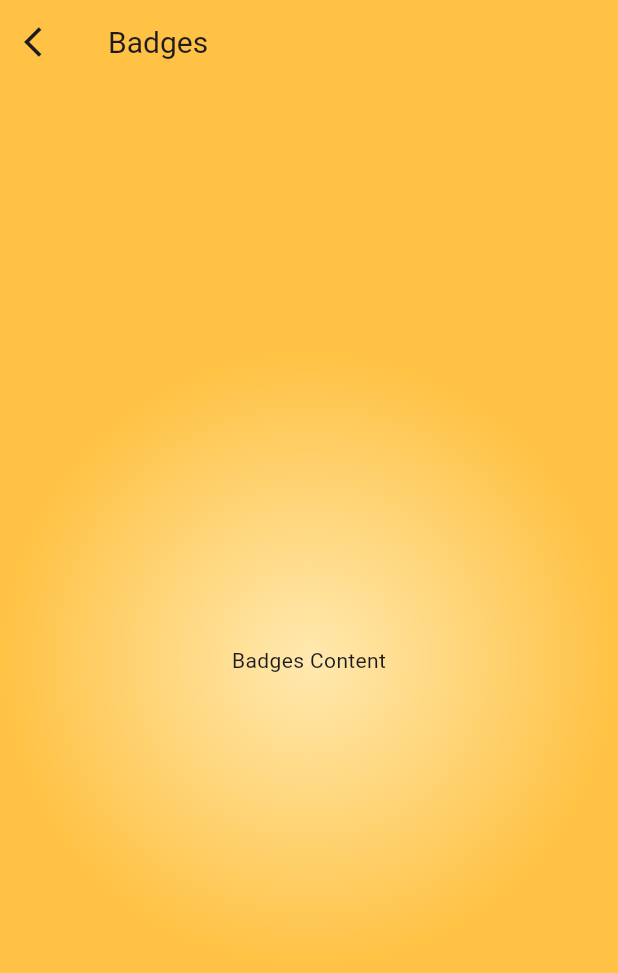
After one commit to IvanBallesteros/g12_glovo, a Flutter app: the BadgesScreen screen opened directly, on a phone screen of 412 x 824 dp. The commit adds this screen. Shown: the top 973 px of the screen. Run offline on Flutter 3.47's test engine with Material 3 defaults, Android fonts, the phone set to English and light mode, and no system bars; Roboto replaces fonts that are missing (Montserrat).

```diff
--- /dev/null
+++ b/g12_glovo/lib/screens/badges.dart
@@ -0,0 +1,41 @@
+import 'package:flutter/material.dart';
+
+class BadgesScreen extends StatelessWidget {
+  const BadgesScreen({super.key});
+
+  @override
+  Widget build(BuildContext context) {
+    return Scaffold(
+      appBar: AppBar(
+        leading: IconButton(
+          icon: const Icon(Icons.arrow_back_ios),
+          onPressed: () => Navigator.of(context).pop(),
+        ),
+        title: const Text(
+          'Badges',
+          style: TextStyle(
+            fontFamily: 'Montserrat',
+            fontSize: 20,
+          ),
+        ),
+        backgroundColor: const Color.fromRGBO(255, 194, 68, 1),
+      ),
+      body: Container(
+        decoration: const BoxDecoration(
+          gradient: RadialGradient(
+            center: Alignment.center,
+            radius: 0.5,
+            colors: [
+              Color.fromRGBO(255, 233, 176, 1),
+              Color.fromRGBO(255, 194, 68, 1),
+            ],
+            stops: [0.0, 1.0],
+          ),
+        ),
+        child: const Center(
+          child: Text('Badges Content'),
+        ),
+      ),
+    );
+  }
+}
--- /dev/null
+++ b/g12_glovo/lib/screens/screens.dart
@@ -0,0 +1,4 @@
+export 'package:g12_glovo/screens/badges.dart';
+export 'package:g12_glovo/screens/ranking.dart';
+export 'package:g12_glovo/screens/menu_options.dart';
+export 'package:g12_glovo/screens/album.dart';
```
Also changed, not shown: g12_glovo/lib/screens/album.dart (added, +41 -0 lines), g12_glovo/lib/screens/menu_options.dart (+108 -8 lines), g12_glovo/lib/screens/ranking.dart (added, +41 -0 lines), g12_glovo/lib/models/models.dart (added), g12_glovo/lib/providers/providers.dart (added).
